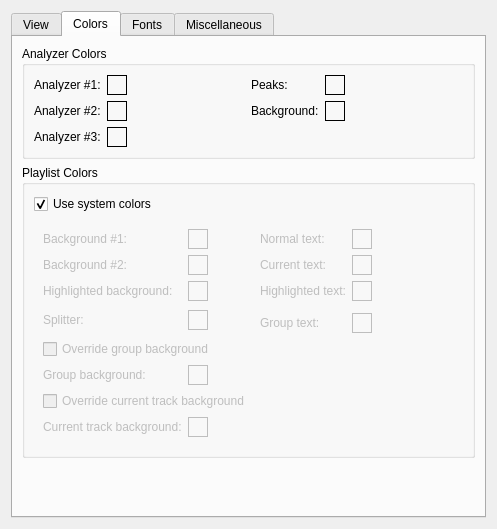
The window that src/plugins/Ui/qsui/forms/qsuisettings.ui (ksv1986/qmmp-staging) describes before a commit, drawn with Qt 5.
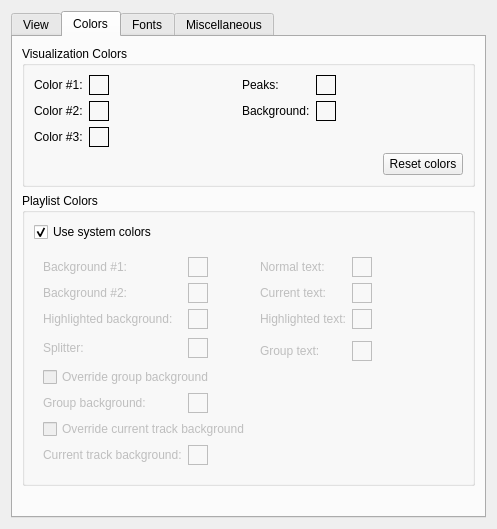
The same window after the commit. The open tabs and pages were chosen to show the change. Custom widgets are drawn as their Qt base class.

Commit message: qsui: feature to reset visualization colors

```diff
--- a/src/plugins/Ui/qsui/forms/qsuisettings.ui
+++ b/src/plugins/Ui/qsui/forms/qsuisettings.ui
@@ -188,13 +188,13 @@
        <item>
         <widget class="QGroupBox" name="groupBox_4">
          <property name="title">
-          <string>Analyzer Colors</string>
+          <string>Visualization Colors</string>
          </property>
          <layout class="QGridLayout" name="gridLayout_4">
           <item row="0" column="0">
            <widget class="QLabel" name="label">
             <property name="text">
-             <string>Analyzer #1:</string>
+             <string>Color #1:</string>
             </property>
            </widget>
           </item>
@@ -261,7 +261,7 @@
           <item row="1" column="0">
            <widget class="QLabel" name="label_4">
             <property name="text">
-             <string>Analyzer #2:</string>
+             <string>Color #2:</string>
             </property>
            </widget>
           </item>
@@ -325,7 +325,7 @@
           <item row="2" column="0">
            <widget class="QLabel" name="label_6">
             <property name="text">
-             <string>Analyzer #3:</string>
+             <string>Color #3:</string>
             </property>
            </widget>
           </item>
@@ -354,7 +354,7 @@
             </property>
            </widget>
           </item>
-          <item row="2" column="3" colspan="2">
+          <item row="2" column="3" colspan="3">
            <spacer name="horizontalSpacer">
             <property name="orientation">
              <enum>Qt::Horizontal</enum>
@@ -370,19 +370,6 @@
             </property>
            </spacer>
           </item>
-          <item row="0" column="5" rowspan="3">
-           <spacer name="horizontalSpacer_3">
-            <property name="orientation">
-             <enum>Qt::Horizontal</enum>
-            </property>
-            <property name="sizeHint" stdset="0">
-             <size>
-              <width>10</width>
-              <height>20</height>
-             </size>
-            </property>
-           </spacer>
-          </item>
           <item row="0" column="2" rowspan="3">
            <spacer name="horizontalSpacer_4">
             <property name="orientation">
@@ -396,6 +383,43 @@
             </property>
            </spacer>
           </item>
+          <item row="0" column="5" rowspan="2">
+           <spacer name="horizontalSpacer_3">
+            <property name="orientation">
+             <enum>Qt::Horizontal</enum>
+            </property>
+            <property name="sizeHint" stdset="0">
+             <size>
+              <width>10</width>
+              <height>20</height>
+             </size>
+            </property>
+           </spacer>
+          </item>
+          <item row="3" column="0" colspan="6">
+           <layout class="QHBoxLayout" name="horizontalLayout_6">
+            <item>
+             <spacer name="horizontalSpacer_12">
+              <property name="orientation">
+               <enum>Qt::Horizontal</enum>
+              </property>
+              <property name="sizeHint" stdset="0">
+               <size>
+                <width>40</width>
+                <height>20</height>
+               </size>
+              </property>
+             </spacer>
+            </item>
+            <item>
+             <widget class="QPushButton" name="resetColorsButton">
+              <property name="text">
+               <string>Reset colors</string>
+              </property>
+             </widget>
+            </item>
+           </layout>
+          </item>
          </layout>
         </widget>
        </item>
```
Left out of the diff: 6 changed lines with no effect on the pictures. The commit also changes 2 other files.
